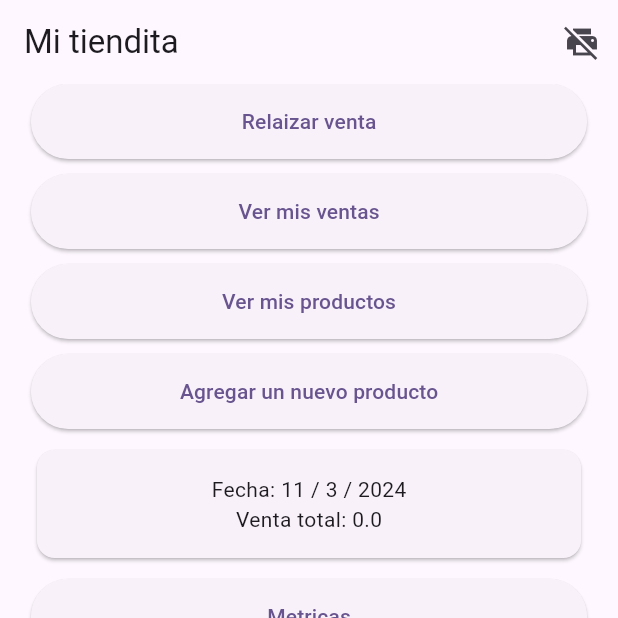
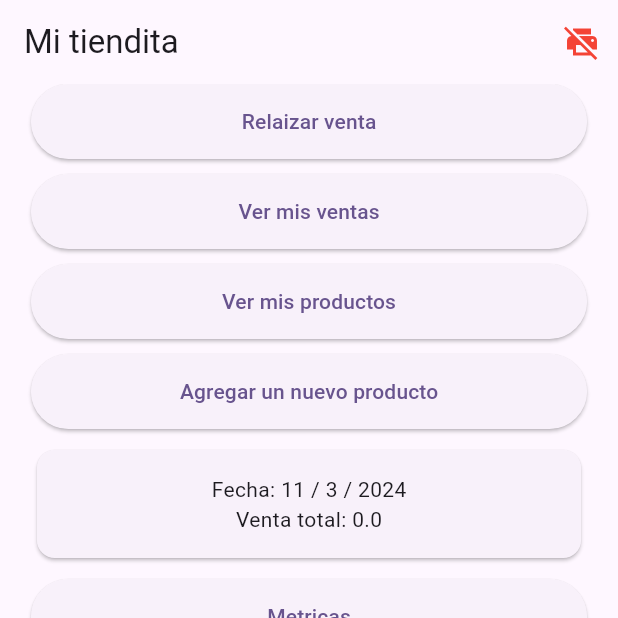
Before and after one commit to offeredelmo/MiTiendita, a Flutter app: the screen it shows after launch, on a phone screen of 412 x 824 dp, the top half of it. Run offline on Flutter 3.47's test engine with Material 3 defaults, Android fonts, the phone set to English and light mode, and no system bars; our stand-ins replace bloc, dartz, flutter_bloc, get_it, google_mobile_ads, hive_flutter and 3 more; missing offline and left inert: dart:ffi, flutter_bluetooth_printer; accounts and stored records are empty; network calls fail.

Commit message:
se agrego el atributo de codigo de barras, falta implementar la logica para guardar el nombre de la empresa

```diff
--- a/lib/Print/Presentation/Screen/Print_screen.dart
+++ b/lib/Print/Presentation/Screen/Print_screen.dart
@@ -81,6 +81,7 @@ class _BodyPrintScreenState extends State<BodyPrintScreen> {
                   if (device != null) {
                     setState(() {
                       bluetoothService.setDevice(device);
+
                     });
                   }
                 },
--- a/lib/Products/data/dataSorce/product_local_data_source.dart
+++ b/lib/Products/data/dataSorce/product_local_data_source.dart
@@ -68,7 +68,7 @@ class ProductsLocalDataSourceImpl implements ProductsLocalDataSource {
         existingProductDto.price = productToUpdate.price;
         existingProductDto.stock = productToUpdate.stock;
         existingProductDto.img_url = productToUpdate.img_url;
-
+        existingProductDto.barCode = productToUpdate.barCode;
         // Guardar los cambios
         await existingProductDto.save();
         return true;
--- a/lib/Products/presentation/screens/Home.dart
+++ b/lib/Products/presentation/screens/Home.dart
@@ -60,12 +60,21 @@ class _MyHomePageState extends State<MyHomePage> {
         appBar: AppBar(
           title: const Text("Mi tiendita"),
           actions: [
-            IconButton(
-                onPressed: () {
-                  Navigator.pushNamed(context, '/print');
-                },
-                icon: bluetoothService?.device != null? const Icon(Icons.print) : const Icon(Icons.print_disabled)
-                )
+            ValueListenableBuilder<bool>(
+              valueListenable: bluetoothService.isConnectedNotifier,
+              builder: (context, isConnected, child) {
+                  return IconButton(
+                  onPressed: () {
+                    Navigator.pushNamed(context, '/print');
+
+                  },
+                  icon: bluetoothService.device != null?
+                    Icon(Icons.print, color: Colors.green,) :
+                    Icon(Icons.print_disabled, color: Colors.red,)
+                  );
+              },
+
+            )
           ],
         ),
         body: Center(
--- a/lib/Products/presentation/screens/Products.dart
+++ b/lib/Products/presentation/screens/Products.dart
@@ -125,7 +125,7 @@ class _ProductCardState extends State<ProductCard> {
                 ),
                 Text("Stock: ${widget.product.stock}"),
                 Text("Precio: \$${widget.product.price}"),
-                const SizedBox(height: 8),
+                Text("codigo: ${widget.product.barCode}"),
               ],
             )),
             Column(
```
Also changed, not shown: lib/Products/data/models/product_model.dart (+22 -18 lines), lib/core/utils/bluethoot_service.dart (+13 -0 lines), lib/Products/data/models/product_model.g.dart.
